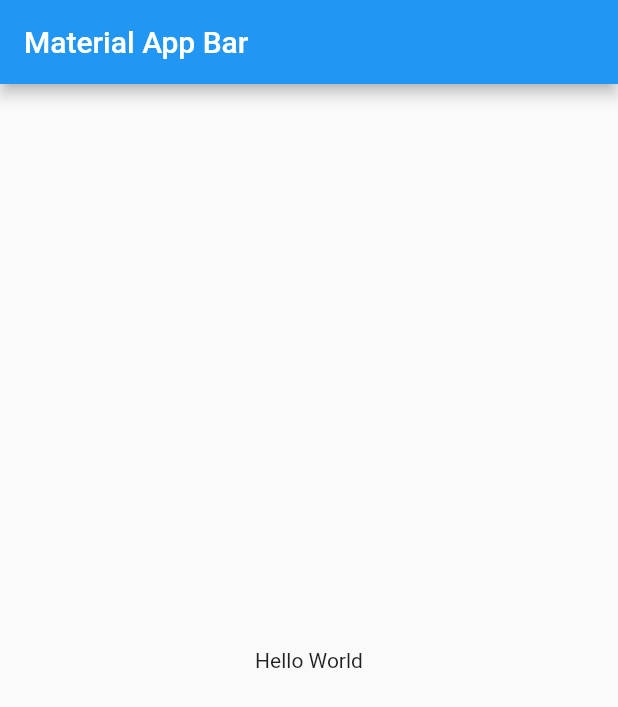
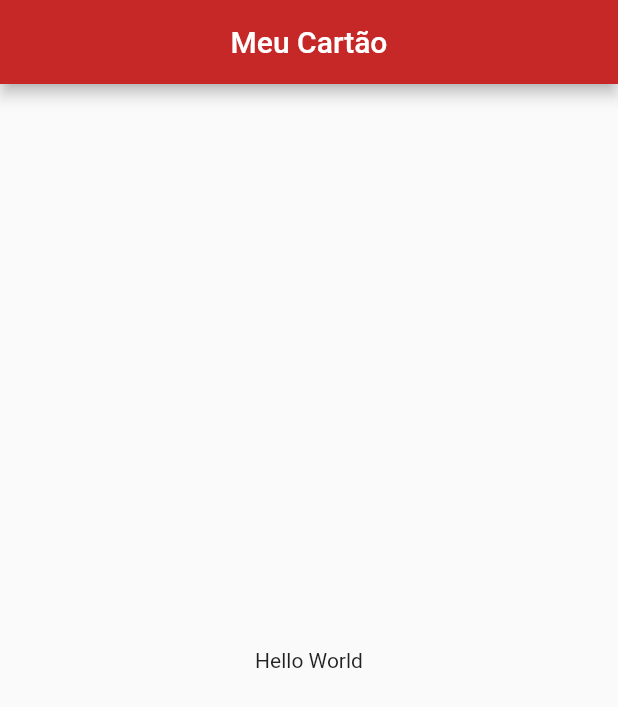
Before and after one commit to Williamkyorazo/meu_cartao, a Flutter app: the screen it shows after launch, on a phone screen of 412 x 824 dp. Shown: the top 707 px of the screen. Run offline on Flutter 3.47's test engine with Material 2 defaults, Android fonts, the phone set to English and light mode, and no system bars.

Commit message:
appBar_changed

```diff
--- a/lib/main.dart
+++ b/lib/main.dart
@@ -6,10 +6,13 @@ class MyApp extends StatelessWidget {
   @override
   Widget build(BuildContext context) {
     return MaterialApp(
+      debugShowCheckedModeBanner: false,
       title: 'Material App',
       home: Scaffold(
         appBar: AppBar(
-          title: Text('Material App Bar'),
+          backgroundColor: Colors.red.shade800,
+          title: Text('Meu Cartão'),
+          centerTitle: true,
         ),
         body: Center(
           child: Container(
```
